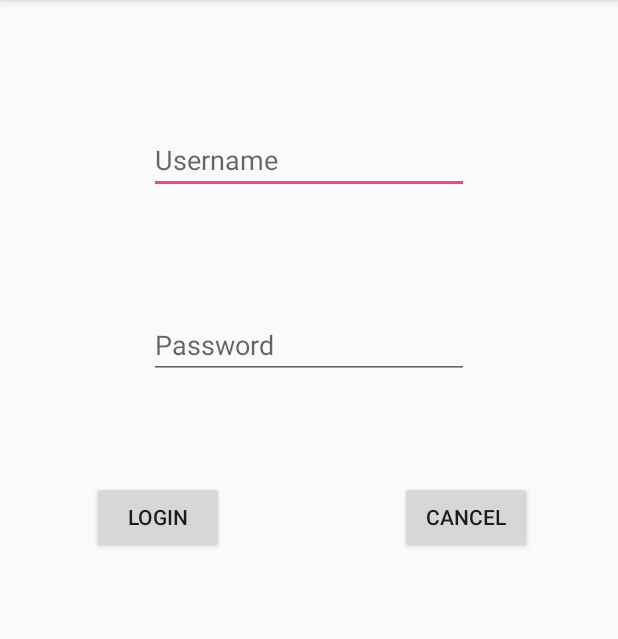
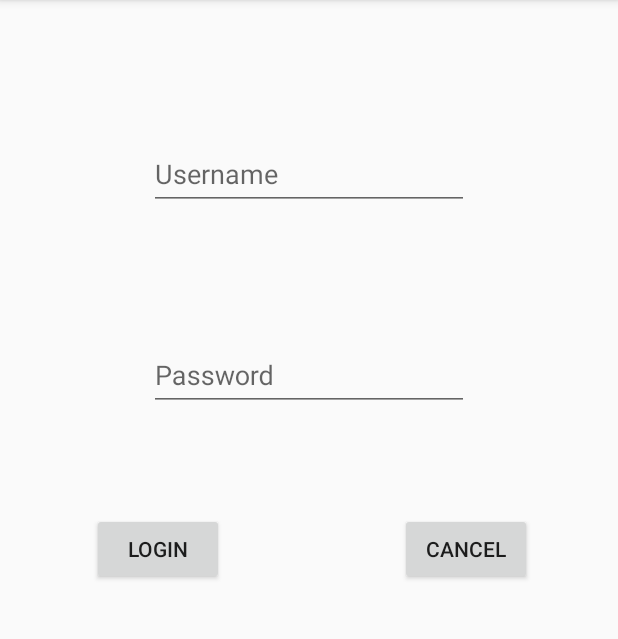
Before and after one commit to SuperLinguini/CS2340, an Android app: the LoginAcitivity screen opened directly, with no data from a screen before it, on a phone screen of 412 x 824 dp, the part 84-723 px from its top. Run offline under Robolectric (Android 15) with nearby library versions, the phone set to English and light mode, and no system bars.

Commit message:
Tweaks to login

```diff
--- a/app/build.gradle
+++ b/app/build.gradle
@@ -25,5 +25,6 @@ dependencies {
         exclude group: 'com.android.support', module: 'support-annotations'
     })
     compile 'com.android.support:appcompat-v7:25.1.0'
+    compile 'com.android.support:design:25.1.1'
     testCompile 'junit:junit:4.12'
 }
--- a/app/src/main/java/tech/milind/cleanwatercrowdsourcing/WelcomeActivity.java
+++ b/app/src/main/java/tech/milind/cleanwatercrowdsourcing/WelcomeActivity.java
@@ -18,8 +18,8 @@ public class WelcomeActivity extends AppCompatActivity {
 
         register.setOnClickListener(new View.OnClickListener() {
             public void onClick(View view) {
-//                Intent i = new Intent(WelcomeActivity.this, RegistrationActivity.class);
-//                startActivity(i);
+                Intent i = new Intent(WelcomeActivity.this, RegistrationActivity.class);
+                startActivity(i);
             }
         });
 
--- a/app/src/main/res/layout/activity_login.xml
+++ b/app/src/main/res/layout/activity_login.xml
@@ -8,47 +8,66 @@
     android:paddingLeft="@dimen/activity_horizontal_margin"
     android:paddingRight="@dimen/activity_horizontal_margin"
     android:paddingTop="@dimen/activity_vertical_margin"
+    android:descendantFocusability="beforeDescendants"
+    android:focusableInTouchMode="true"
     tools:context="tech.milind.cleanwatercrowdsourcing.LoginAcitivity">
 
-    <EditText
+    <android.support.design.widget.TextInputLayout
+        android:id="@+id/input_login_username"
         android:layout_width="wrap_content"
         android:layout_height="wrap_content"
-        android:inputType="textPersonName"
-        android:ems="10"
-        android:layout_marginTop="68dp"
-        android:id="@+id/editTextUsername"
         android:layout_alignParentTop="true"
         android:layout_centerHorizontal="true"
-        android:hint="@string/username" />
-    <EditText
+        android:layout_marginTop="68dp">
+
+        <EditText
+            android:id="@+id/editTextUsername"
+            android:layout_width="wrap_content"
+            android:layout_height="wrap_content"
+            android:layout_alignParentTop="true"
+            android:layout_centerHorizontal="true"
+            android:ems="10"
+            android:hint="@string/username"
+            android:inputType="textPersonName" />
+
+    </android.support.design.widget.TextInputLayout>
+
+    <android.support.design.widget.TextInputLayout
+        android:id="@+id/input_login_password"
         android:layout_width="wrap_content"
         android:layout_height="wrap_content"
-        android:inputType="textPassword"
-        android:ems="10"
-        android:layout_below="@+id/editTextUsername"
-        android:layout_alignStart="@+id/editTextUsername"
+        android:layout_centerHorizontal="true"
         android:layout_marginTop="78dp"
-        android:id="@+id/editTextPassword"
-        android:hint="@string/password" />
+        android:layout_alignStart="@+id/input_login_username"
+        android:layout_below="@+id/input_login_username">
+
+        <EditText
+            android:id="@+id/editTextPassword"
+            android:layout_width="wrap_content"
+            android:layout_height="wrap_content"
+            android:ems="10"
+            android:hint="@string/password"
+            android:inputType="textPassword" />
+    </android.support.design.widget.TextInputLayout>
 
     <Button
-        android:text="@string/login"
+        android:id="@+id/buttonSignIn"
         android:layout_width="wrap_content"
         android:layout_height="wrap_content"
+        android:layout_alignParentStart="true"
+        android:layout_below="@+id/input_login_password"
+        android:layout_marginStart="45dp"
         android:layout_marginTop="68dp"
-        android:id="@+id/buttonSignIn"
         android:onClick="onSignInPressed"
-        android:layout_marginStart="45dp"
-        android:layout_below="@+id/editTextPassword"
-        android:layout_alignParentStart="true" />
+        android:text="@string/login" />
 
     <Button
-        android:text="@string/cancel"
+        android:id="@+id/buttonCancel"
         android:layout_width="wrap_content"
         android:layout_height="wrap_content"
-        android:id="@+id/buttonCancel"
+        android:layout_alignBottom="@+id/buttonSignIn"
+        android:layout_alignParentEnd="true"
+        android:layout_marginEnd="41dp"
         android:onClick="onCancelPressed"
-        android:layout_marginEnd="41dp"
-        android:layout_alignBottom="@+id/buttonSignIn"
-        android:layout_alignParentEnd="true" />
+        android:text="@string/cancel" />
 </RelativeLayout>
```
Also changed, not shown: app/src/main/res/layout/activity_registration.xml (+42 -26 lines), 1 other file.
